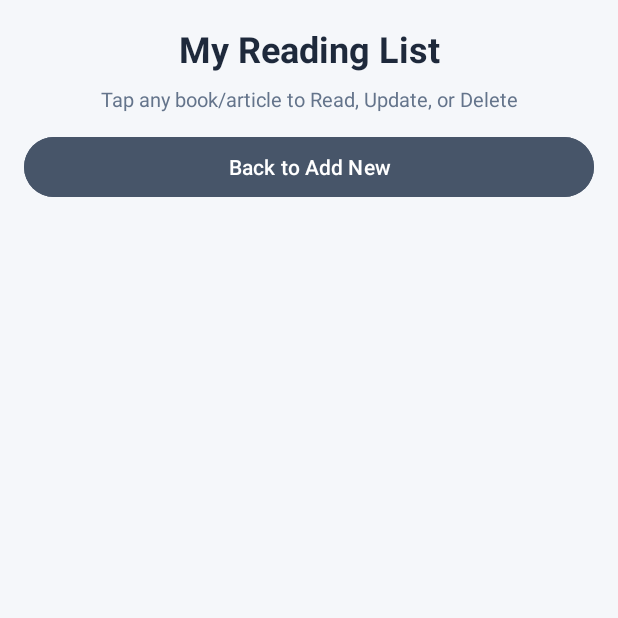
After one commit to Chamuditha20/bookapp, an Android app: the ViewBooksActivity screen opened directly, with no data from a screen before it, on a phone screen of 412 x 824 dp, the top half of it. The commit adds this screen. Run offline under Robolectric (Android 15) with nearby library versions, the phone set to English and light mode, and no system bars.

Commit message:
feat: implement ViewBooksActivity to display SQLite records in RecyclerView

```diff
--- a/app/src/main/AndroidManifest.xml
+++ b/app/src/main/AndroidManifest.xml
@@ -21,6 +21,10 @@
                 <category android:name="android.intent.category.LAUNCHER" />
             </intent-filter>
         </activity>
+        <activity
+            android:name=".ViewBooksActivity"
+            android:exported="false"
+            android:windowSoftInputMode="adjustResize" />
     </application>
 
 </manifest>
--- a/app/src/main/java/com/example/myapp/MainActivity.java
+++ b/app/src/main/java/com/example/myapp/MainActivity.java
@@ -1,5 +1,6 @@
 package com.example.myapp;
 
+import android.content.Intent;
 import android.os.Bundle;
 import android.view.View;
 import android.widget.Button;
@@ -123,5 +124,13 @@ public class MainActivity extends AppCompatActivity {
                 }
             }
         });
+
+        btnViewList.setOnClickListener(new View.OnClickListener() {
+            @Override
+            public void onClick(View v) {
+                Intent intent = new Intent(MainActivity.this, ViewBooksActivity.class);
+                startActivity(intent);
+            }
+        });
     }
 }
--- /dev/null
+++ b/app/src/main/java/com/example/myapp/ViewBooksActivity.java
@@ -0,0 +1,78 @@
+package com.example.myapp;
+
+import android.database.Cursor;
+import android.os.Bundle;
+import android.view.View;
+import android.widget.Button;
+import android.widget.Toast;
+
+import androidx.appcompat.app.AppCompatActivity;
+import androidx.recyclerview.widget.LinearLayoutManager;
+import androidx.recyclerview.widget.RecyclerView;
+
+import java.util.ArrayList;
+
+public class ViewBooksActivity extends AppCompatActivity {
+
+    RecyclerView recyclerViewBooks;
+    Button btnBack;
+    DBHelper db;
+    ArrayList<BookData> bookList;
+    BookAdapter adapter;
+
+    @Override
+    protected void onCreate(Bundle savedInstanceState) {
+        super.onCreate(savedInstanceState);
+        setContentView(R.layout.activity_view_books);
+
+
+        recyclerViewBooks = findViewById(R.id.recyclerViewBooks);
+        btnBack = findViewById(R.id.btnBack);
+        db = new DBHelper(this);
+        bookList = new ArrayList<>();
+
+
+        loadBooksData();
+
+
+        adapter = new BookAdapter(this, bookList);
+        recyclerViewBooks.setHasFixedSize(true);
+        recyclerViewBooks.setLayoutManager(new LinearLayoutManager(this));
+        recyclerViewBooks.setAdapter(adapter);
+
+
+        btnBack.setOnClickListener(new View.OnClickListener() {
+            @Override
+            public void onClick(View v) {
+                finish();
+            }
+        });
+    }
+
+
+    private void loadBooksData() {
+        Cursor res = db.getAllBooks();
+        if (res.getCount() == 0) {
+            Toast.makeText(this, "No books or articles found!", Toast.LENGTH_SHORT).show();
+            return;
+        }
+
+        while (res.moveToNext()) {
+
+            int id = res.getInt(0);
+            String title = res.getString(1);
+            String author = res.getString(2);
+            String category = res.getString(3);
+            String content = res.getString(4);
+            String pdfUrl = res.getString(5);
+            int totalPages = res.getInt(6);
+            int readPages = res.getInt(7);
+            double progress = res.getDouble(8);
+            int rating = res.getInt(9);
+            String addedDate = res.getString(10);
+
+
+            bookList.add(new BookData(id, title, author, category, content, pdfUrl, totalPages, readPages, progress, rating, addedDate));
+        }
+    }
+}
--- /dev/null
+++ b/app/src/main/res/layout/activity_view_books.xml
@@ -0,0 +1,45 @@
+<?xml version="1.0" encoding="utf-8"?>
+<LinearLayout xmlns:android="http://schemas.android.com/apk/res/android"
+    xmlns:app="http://schemas.android.com/apk/res-auto"
+    xmlns:tools="http://schemas.android.com/tools"
+    android:id="@+id/main"
+    android:layout_width="match_parent"
+    android:layout_height="match_parent"
+    tools:context=".ViewBooksActivity"
+    android:orientation="vertical"
+    android:background="#F5F7FA"
+    android:padding="16dp">
+
+    <TextView
+        android:layout_width="match_parent"
+        android:layout_height="wrap_content"
+        android:text="My Reading List"
+        android:textSize="24sp"
+        android:textStyle="bold"
+        android:textColor="#1E293B"
+        android:gravity="center"
+        android:layout_marginBottom="8dp" />
+
+    <TextView
+        android:layout_width="match_parent"
+        android:layout_height="wrap_content"
+        android:text="Tap any book/article to Read, Update, or Delete"
+        android:textSize="13sp"
+        android:textColor="#64748B"
+        android:gravity="center"
+        android:layout_marginBottom="12dp" />
+
+    <Button
+        android:id="@+id/btnBack"
+        android:layout_width="match_parent"
+        android:layout_height="wrap_content"
+        android:text="Back to Add New"
+        android:textColor="#FFFFFF"
+        android:backgroundTint="#475569"
+        android:layout_marginBottom="12dp" />
+    <androidx.recyclerview.widget.RecyclerView
+        android:id="@+id/recyclerViewBooks"
+        android:layout_width="match_parent"
+        android:layout_height="match_parent" />
+
+</LinearLayout>
```
Also changed, not shown: app/src/main/java/com/example/myapp/BookAdapter.java (line endings or trailing spaces).
